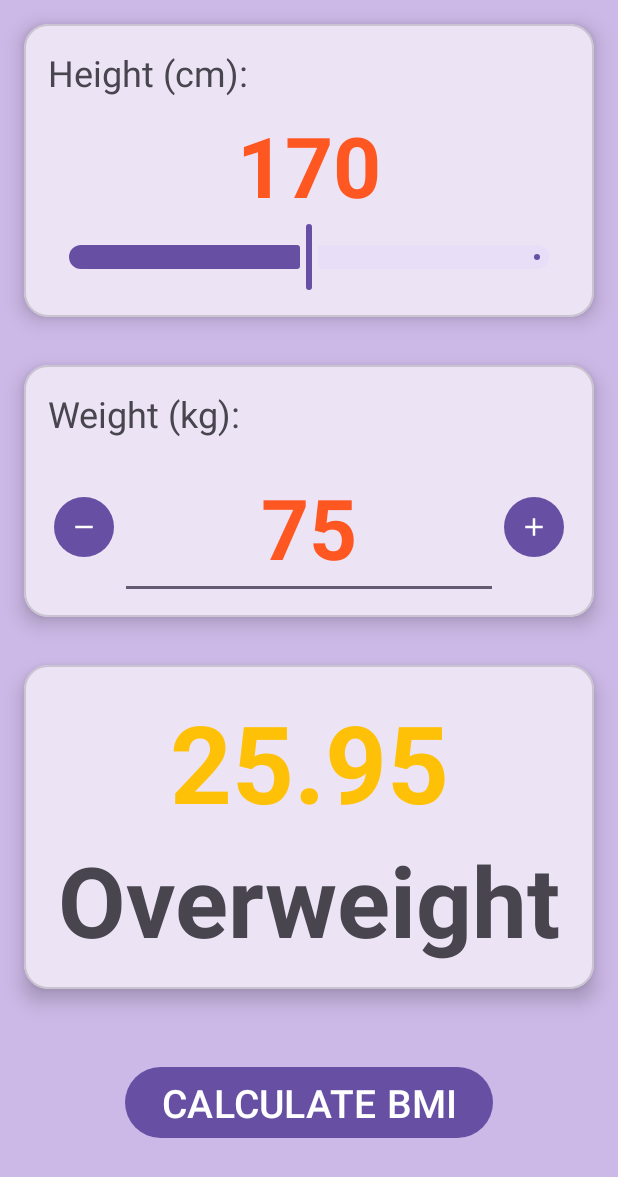
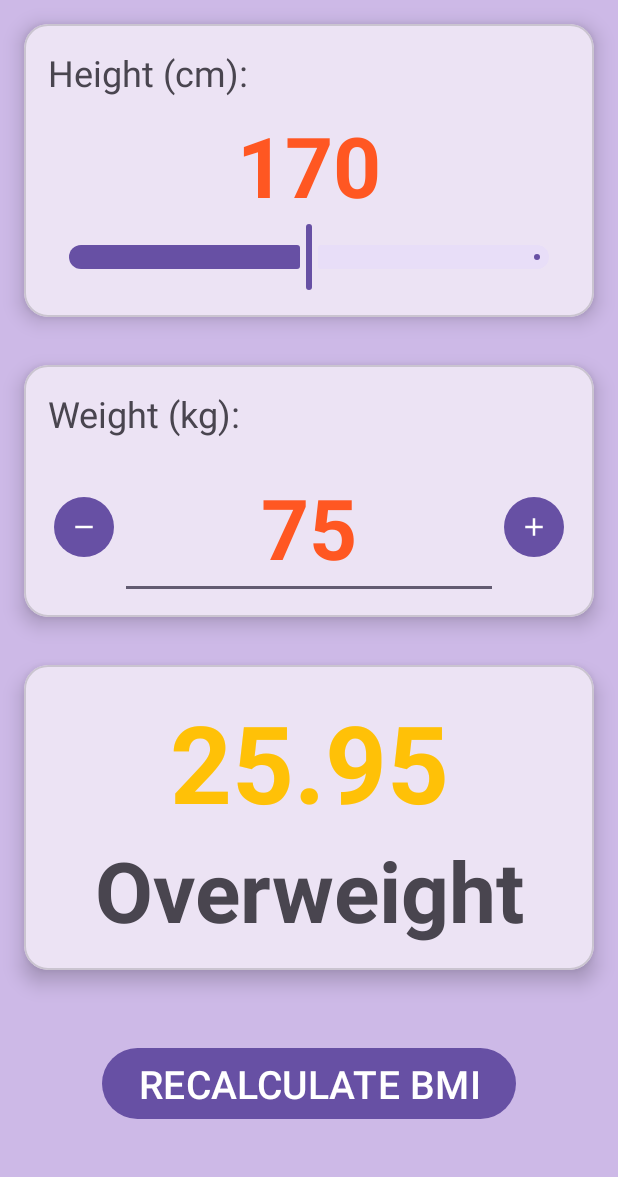
Before and after one commit to EliaJade/BMICalculator, an Android app: the screen it shows after launch (MainActivity), after a tap on "CALCULATE BMI", on a phone screen of 412 x 824 dp. Shown: the top 1177 px of the screen. Run offline under Robolectric (Android 15) with nearby library versions, the phone set to English and light mode, and no system bars.

Commit message:
added notification alert if obese design changes weight text editable recalculate button

```diff
--- a/app/src/main/java/com/example/bmicalculator/MainActivity.kt
+++ b/app/src/main/java/com/example/bmicalculator/MainActivity.kt
@@ -28,6 +28,7 @@ class MainActivity : AppCompatActivity() {
     lateinit var weightMinusButton: Button
 
     lateinit var calculatorButton: Button
+    lateinit var recalculateButton: Button
     lateinit var resultTextView: TextView
 
     lateinit var descriptionTextView: TextView
@@ -60,6 +61,7 @@ class MainActivity : AppCompatActivity() {
         resultCardView = findViewById(R.id.resultCardView)
 
         calculatorButton = findViewById(R.id.calculateButton)
+        recalculateButton = findViewById(R.id.recalculateButton)
         resultTextView = findViewById(R.id.resultTextView)
 
         descriptionTextView = findViewById(R.id.descriptionTextView)
@@ -92,6 +94,61 @@ class MainActivity : AppCompatActivity() {
         calculatorButton.setOnClickListener {
 
             resultCardView.visibility = View.VISIBLE
+            calculatorButton.visibility = View.GONE
+            recalculateButton.visibility = View.VISIBLE
+
+            val result = weight / (height / 100).pow(2)
+
+
+            //resultTextView.text = "$result"
+            resultTextView.text = String.format(Locale.getDefault(), "%.2f", result)
+
+            var colorId = 0
+            var textId = 0
+            when (result) {
+                in 0f..18.5f -> {
+                    colorId = R.color.imcUnderweight
+                    textId = R.string.imcUnderweight
+                }
+
+                in 18.5f..<25f -> {
+                    colorId = R.color.imcNormalweight
+                    textId = R.string.imcNormalweight
+                }
+
+                in 25f..<30f -> {
+                    colorId = R.color.imcOverweight
+                    textId = R.string.imcOverweight
+                }
+
+                in 30f..<35f -> {
+                    colorId = R.color.imcObesity1weight
+                    textId = R.string.imcObesity1weight
+                    ObesityDialogue()
+                }
+
+                in 35f..<40f -> {
+                    colorId = R.color.imcObesity2weight
+                    textId = R.string.imcObesity2weight
+                    ObesityDialogue()
+                }
+
+                else -> {
+                    colorId = R.color.imcObesity3weight
+                    textId = R.string.imcObesity3weight
+                    ObesityDialogue()
+                }
+
+            }
+
+            resultTextView.setTextColor(getColor(colorId))
+            descriptionTextView.text = getString(textId)
+
+
+        }
+
+        recalculateButton.setOnClickListener {
+
 
             val result = weight / (height / 100).pow(2)
 
@@ -135,13 +192,11 @@ class MainActivity : AppCompatActivity() {
                     ObesityDialogue()
                 }
             }
-
-            resultTextView.setTextColor(getColor(colorId))
-            descriptionTextView.text = getString(textId)
+        }
+    }
 
 
-        }
-    }
+
 
     fun ObesityDialogue() {
         AlertDialog.Builder(this)
--- a/app/src/main/res/layout/activity_main.xml
+++ b/app/src/main/res/layout/activity_main.xml
@@ -157,7 +157,7 @@
         android:layout_marginTop="0dp"
         tools:text="description"
         android:textAlignment="center"
-        android:textSize="65sp"
+        android:textSize="56sp"
         android:textStyle="bold" />
 
 
@@ -172,4 +172,14 @@
         android:text="CALCULATE BMI"
         android:textSize="26dp"
         android:layout_margin="32dp"/>
+
+    <Button
+        android:id="@+id/recalculateButton"
+        android:layout_width="wrap_content"
+        android:layout_height="wrap_content"
+        android:layout_gravity="center_horizontal"
+        android:text="RECALCULATE BMI"
+        android:textSize="26dp"
+        android:layout_margin="32dp"
+        android:visibility="gone"/>
 </LinearLayout>
```
